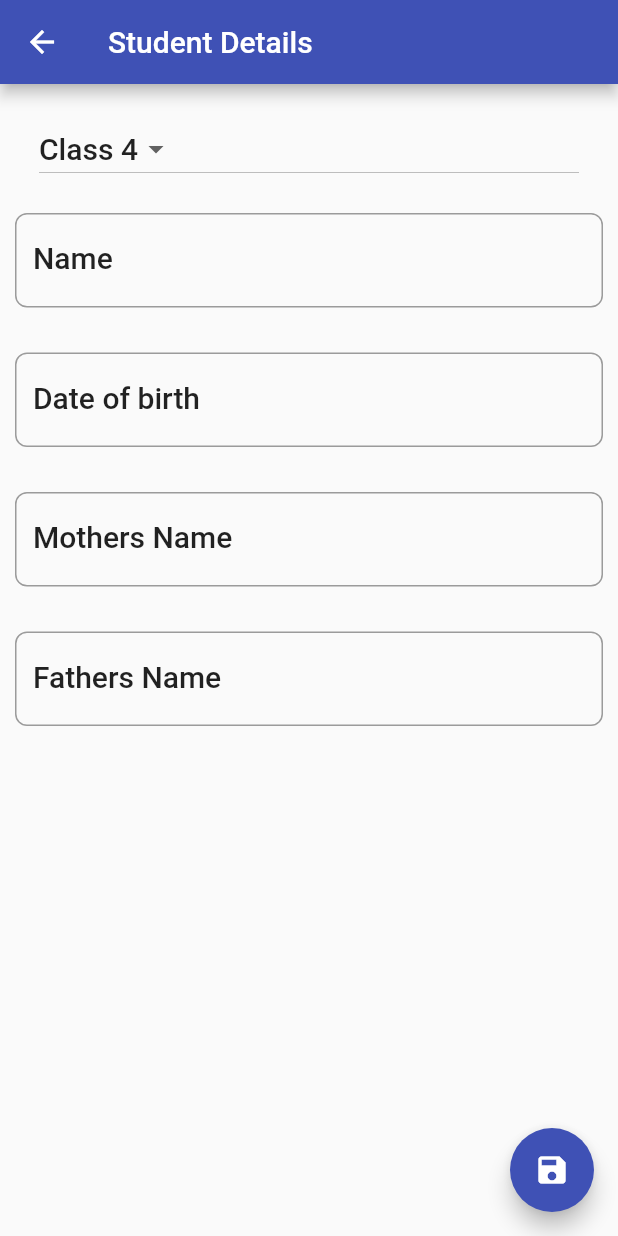
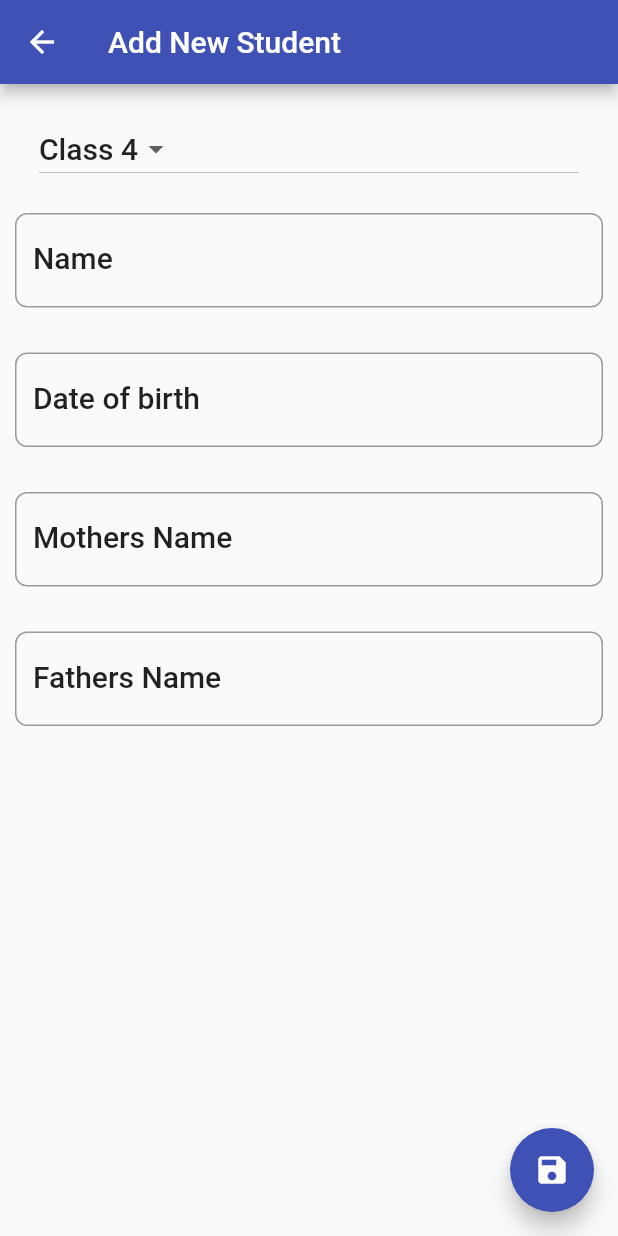
Before and after one commit to shakiz/student_app, a Flutter app: the screen it shows after launch, after a tap on the "add" icon, on a phone screen of 412 x 824 dp. Run offline on Flutter 3.47's test engine with Material 2 defaults, Android fonts, the phone set to English and light mode, and no system bars; our stand-ins replace sqflite; accounts and stored records are empty.

Commit message:
student save part 2

```diff
--- a/lib/helper/db_helper.dart
+++ b/lib/helper/db_helper.dart
@@ -96,7 +96,7 @@ class DatabaseHelper {
 
   //region get list object from map
   Future<List<Student>> getListObjectFromMap() async {
-    var allStudentsMap = await this.getAllStudents();
+    var allStudentsMap = await getAllStudents();
 
     List<Student> students = new List<Student>();
 
--- a/lib/models/student.dart
+++ b/lib/models/student.dart
@@ -5,8 +5,7 @@ class Student {
   String _fathersName;
   String _mothersName;
 
-  Student(
-      this._id, this._name, this._dob, this._fathersName, this._mothersName);
+  Student(this._name, this._dob, this._fathersName, this._mothersName);
 
   String get mothersName => _mothersName;
 
@@ -46,8 +45,9 @@ class Student {
     }
     object["name"] = this._name;
     object["dob"] = this._dob;
+    object["mName"] = this._mothersName;
     object["fName"] = this._fathersName;
-    object["mName"] = this._mothersName;
+    return object;
   }
   //endregion
 
@@ -56,8 +56,8 @@ class Student {
     this._id = map["id"];
     this._name = map["name"];
     this._dob = map["dob"];
+    this._mothersName = map["mName"];
     this._fathersName = map["fName"];
-    this._mothersName = map["mName"];
   }
   //endregion
 }
--- a/lib/screens/student_details.dart
+++ b/lib/screens/student_details.dart
@@ -4,39 +4,48 @@ import 'package:student_app/helper/db_helper.dart';
 import 'package:student_app/models/student.dart';
 
 class StudentDetails extends StatefulWidget {
-  StudentDetails();
+  Student student;
+  String title;
+  StudentDetails(this.student, this.title);
 
   @override
   State<StatefulWidget> createState() {
     //student details state
-    return StudentDetailsState();
+    return StudentDetailsState(this.student, this.title);
   }
 }
 
 class StudentDetailsState extends State<StudentDetails> {
-  String appBarTitle;
   static var _grade = ["Class 4", "Class 5"];
   TextEditingController nameEditor = TextEditingController();
   TextEditingController dobEditor = TextEditingController();
   TextEditingController fathersNameEditor = TextEditingController();
   TextEditingController mothersNameEditor = TextEditingController();
 
-  DatabaseHelper _databaseHelper = DatabaseHelper();
+  DatabaseHelper _databaseHelper;
+  Student _student;
+  String title;
 
-  Student student;
-
-  StudentDetailsState();
+  StudentDetailsState(this._student, this.title);
 
   @override
   Widget build(BuildContext context) {
     TextStyle textStyle = Theme.of(context).textTheme.title;
+    nameEditor.text = _student.name;
+    dobEditor.text = _student.dob;
+    mothersNameEditor.text = _student.mothersName;
+    fathersNameEditor.text = _student.fathersName;
+
+    if (_databaseHelper == null) {
+      _databaseHelper = DatabaseHelper();
+    }
     return WillPopScope(
       onWillPop: () {
         onBackPressed();
       },
       child: Scaffold(
         appBar: AppBar(
-          title: Text("Student Details"),
+          title: Text(title),
           leading: IconButton(
             icon: Icon(Icons.arrow_back),
             onPressed: () {
@@ -71,10 +80,9 @@ class StudentDetailsState extends State<StudentDetails> {
                 padding: EdgeInsets.only(top: 15, bottom: 15),
                 child: TextField(
                   style: textStyle,
-                  controller: nameEditor,
                   onChanged: (value) {
+                    _student.name = value;
                     debugPrint("Name $value");
-                    nameEditor.text;
                   },
                   decoration: InputDecoration(
                       labelText: "Name",
@@ -88,10 +96,9 @@ class StudentDetailsState extends State<StudentDetails> {
                 padding: EdgeInsets.only(top: 15, bottom: 15),
                 child: TextField(
                   style: textStyle,
-                  controller: dobEditor,
                   onChanged: (value) {
+                    _student.dob = value;
                     debugPrint("DOB $value");
-                    dobEditor.text;
                   },
                   decoration: InputDecoration(
                       labelText: "Date of birth",
@@ -105,10 +112,9 @@ class StudentDetailsState extends State<StudentDetails> {
                 padding: EdgeInsets.only(top: 15, bottom: 15),
                 child: TextField(
                   style: textStyle,
-                  controller: fathersNameEditor,
                   onChanged: (value) {
+                    _student.mothersName = value;
                     debugPrint("Mothers Name $value");
-                    mothersNameEditor.text;
                   },
                   decoration: InputDecoration(
                       labelText: "Mothers Name",
@@ -122,10 +128,9 @@ class StudentDetailsState extends State<StudentDetails> {
                 padding: EdgeInsets.only(top: 15, bottom: 15),
                 child: TextField(
                   style: textStyle,
-                  controller: mothersNameEditor,
                   onChanged: (value) {
+                    _student.fathersName = value;
                     debugPrint("Fathers Name $value");
-                    fathersNameEditor.text;
                   },
                   decoration: InputDecoration(
                       labelText: "Fathers Name",
@@ -141,32 +146,37 @@ class StudentDetailsState extends State<StudentDetails> {
           tooltip: "Save",
           child: Icon(Icons.save),
           onPressed: () {
+            _saveOrEdit();
             debugPrint("Save clicked");
-            student.name = nameEditor.text;
-            student.dob = nameEditor.text;
-            student.fathersName = fathersNameEditor.text;
-            student.mothersName = mothersNameEditor.text;
-            _saveOrEdit();
           },
         ),
       ),
     );
   }
 
+  //region perform save or edit operation
+  void _saveOrEdit() async {
+    print(_student.name);
+    int result = await _databaseHelper.add(_student);
+    if (result != 0) {
+      _showAlertDialog('Status', 'Record added successfully');
+    } else {
+      _showAlertDialog('Status', 'Record addition failed');
+    }
+  }
+  //endregion
+
+  void _showAlertDialog(String title, String message) {
+    AlertDialog alertDialog = AlertDialog(
+      title: Text(title),
+      content: Text(message),
+    );
+    showDialog(context: context, builder: (_) => alertDialog);
+  }
+
+  //region on back pressed call back
   void onBackPressed() {
     Navigator.pop(context, true);
   }
-
-  //region perform save or edit operation
-  void _saveOrEdit() async {
-    int result = await _databaseHelper.add(student);
-    if (result != 0) {
-      final snackBar = SnackBar(content: Text("Student Added"));
-      Scaffold.of(context).showSnackBar(snackBar);
-    } else {
-      final snackBar = SnackBar(content: Text("Student Not Added"));
-      Scaffold.of(context).showSnackBar(snackBar);
-    }
-  }
   //endregion
 }
--- a/lib/screens/student_list.dart
+++ b/lib/screens/student_list.dart
@@ -20,6 +20,7 @@ class StudentListState extends State<StudentList> {
   Widget build(BuildContext context) {
     if (students == null) {
       students = List<Student>();
+      _loadRecycler();
     }
 
     return Scaffold(
@@ -31,12 +32,14 @@ class StudentListState extends State<StudentList> {
         tooltip: "Add",
         child: Icon(Icons.add),
         onPressed: () {
-          performNavigation();
+          debugPrint('FAB clicked');
+          performNavigation(Student("", "", "", ""), 'Add New Student');
         },
       ),
     );
   }
 
+  //region get student list and card
   ListView getStudentList() {
     TextStyle textStyle = Theme.of(context).textTheme.subhead;
     return ListView.builder(
@@ -65,18 +68,24 @@ class StudentListState extends State<StudentList> {
                 },
               ),
               onTap: () {
-                performNavigation();
+                performNavigation(students[position], "Edit Student Details");
               },
             ),
           );
         });
   }
+  //endregion
 
-  void performNavigation() async {
-    await Navigator.push(context, MaterialPageRoute(builder: (context) {
-      return StudentDetails();
-    }));
+  //region perform navigation
+  void performNavigation(Student student, String title) async {
+    bool result = await Navigator.of(context).push(MaterialPageRoute(
+        builder: (BuildContext context) => StudentDetails(student, title)));
+
+    if (result) {
+      _loadRecycler();
+    }
   }
+  //endregion
 
   //region perform delete operation
   void _deleteRecord(BuildContext context, Student student) async {
@@ -94,8 +103,8 @@ class StudentListState extends State<StudentList> {
     }
     _loadRecycler();
   }
+  //endregion
 
-  //endregion
   //region load recycler
   void _loadRecycler() {
     final Future<Database> dbLater = _databaseHelper.initializeDatabase();
```
